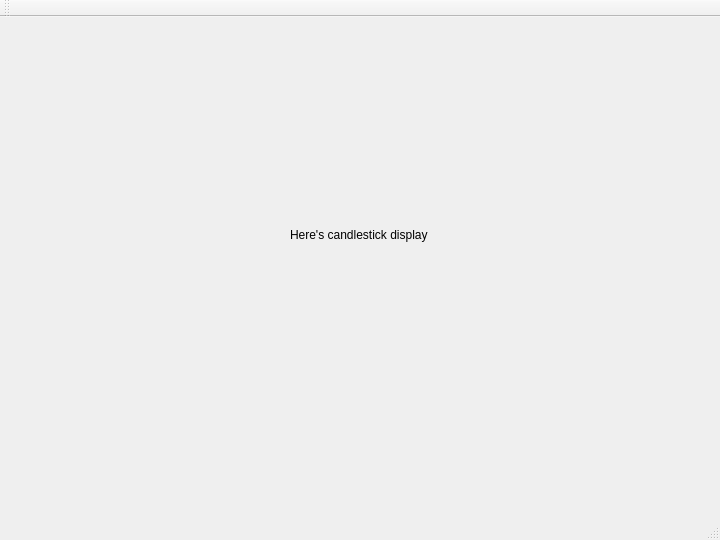
The window that source/TradingSimulator/mainwindow.ui (VSahanaa/LO21_TrandingSimulator) describes before a commit, drawn with Qt 5.
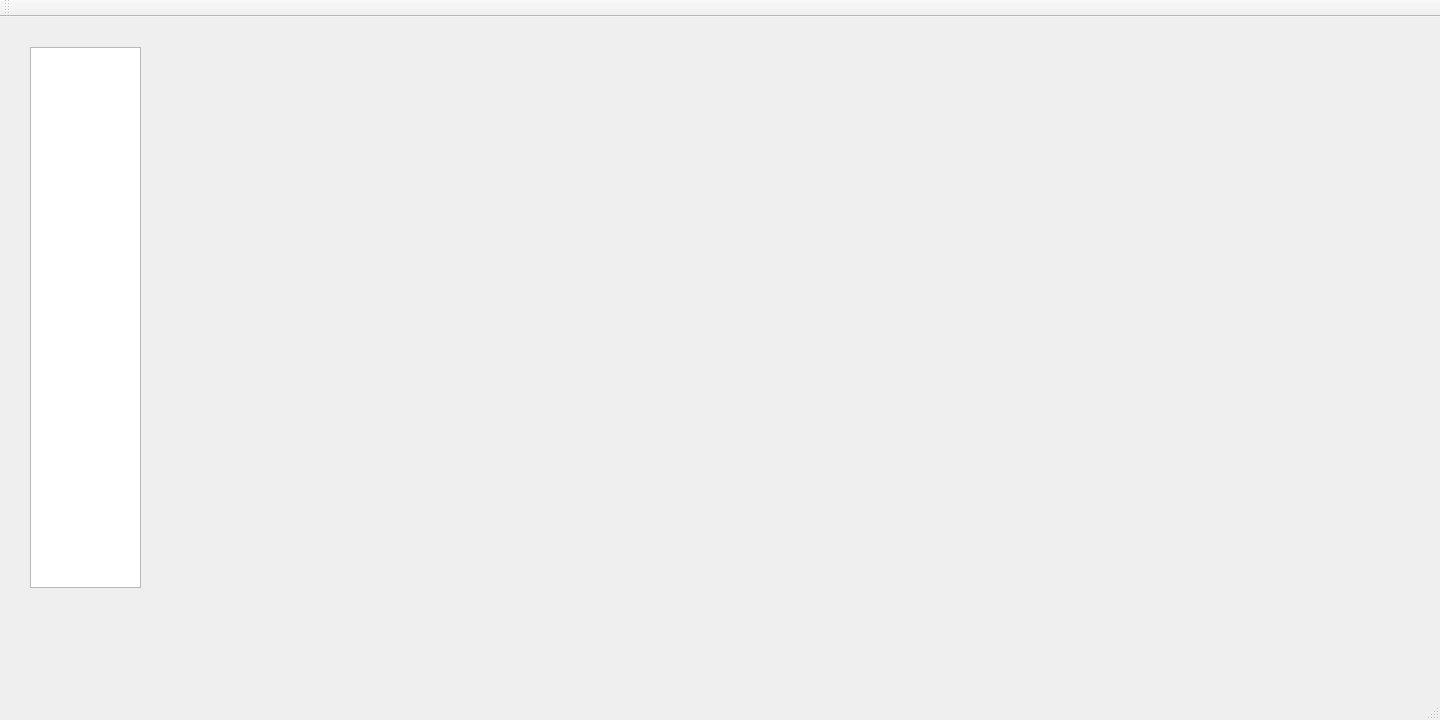
The same window after the commit. The open tabs and pages were chosen to show the change.

```diff
--- a/source/TradingSimulator/mainwindow.ui
+++ b/source/TradingSimulator/mainwindow.ui
@@ -6,8 +6,8 @@
    <rect>
     <x>0</x>
     <y>0</y>
-    <width>720</width>
-    <height>540</height>
+    <width>1440</width>
+    <height>720</height>
    </rect>
   </property>
   <property name="sizePolicy">
@@ -31,8 +31,8 @@
      <rect>
       <x>0</x>
       <y>0</y>
-      <width>720</width>
-      <height>478</height>
+      <width>1440</width>
+      <height>658</height>
      </rect>
     </property>
     <widget class="QWidget" name="simuM">
@@ -81,17 +81,30 @@
      </widget>
     </widget>
     <widget class="QWidget" name="cdStk">
-     <widget class="QLabel" name="label_4">
+     <widget class="QWidget" name="csChart" native="true">
       <property name="geometry">
        <rect>
-        <x>290</x>
-        <y>210</y>
-        <width>161</width>
-        <height>16</height>
+        <x>200</x>
+        <y>30</y>
+        <width>1200</width>
+        <height>600</height>
        </rect>
       </property>
-      <property name="text">
-       <string>Here's candlestick display</string>
+     </widget>
+     <widget class="QListWidget" name="csLabel">
+      <property name="geometry">
+       <rect>
+        <x>30</x>
+        <y>30</y>
+        <width>111</width>
+        <height>541</height>
+       </rect>
+      </property>
+      <property name="currentRow">
+       <number>-1</number>
+      </property>
+      <property name="sortingEnabled">
+       <bool>false</bool>
       </property>
      </widget>
     </widget>
```
Left out of the diff: 2 changed lines with no effect on the pictures.
